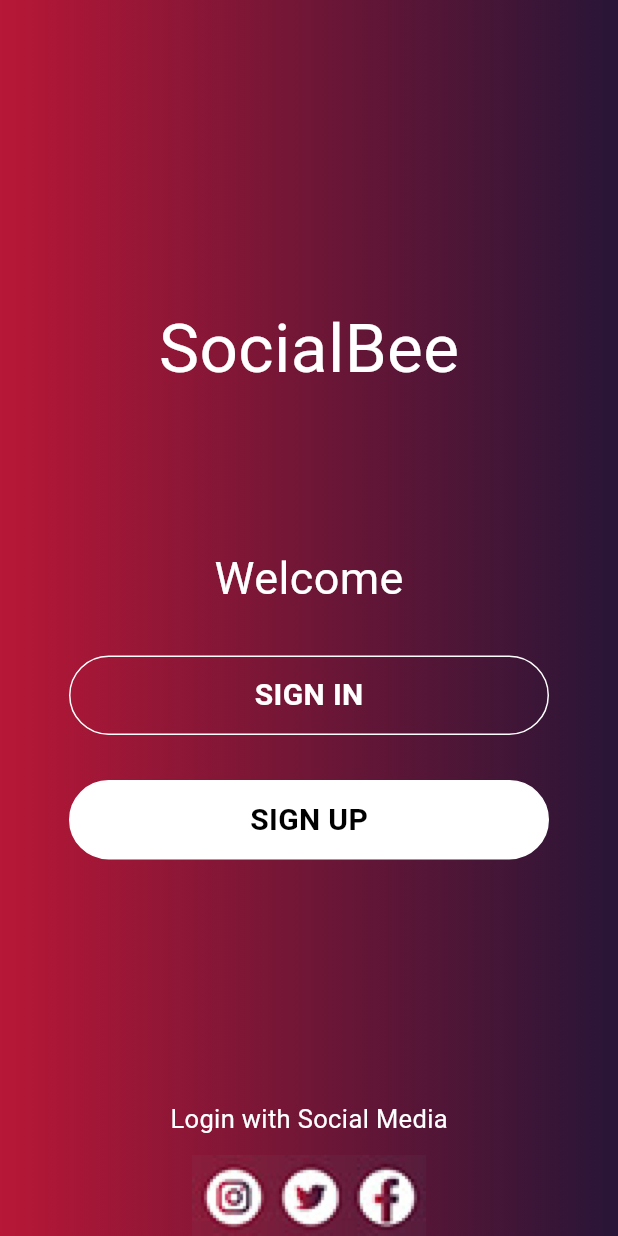
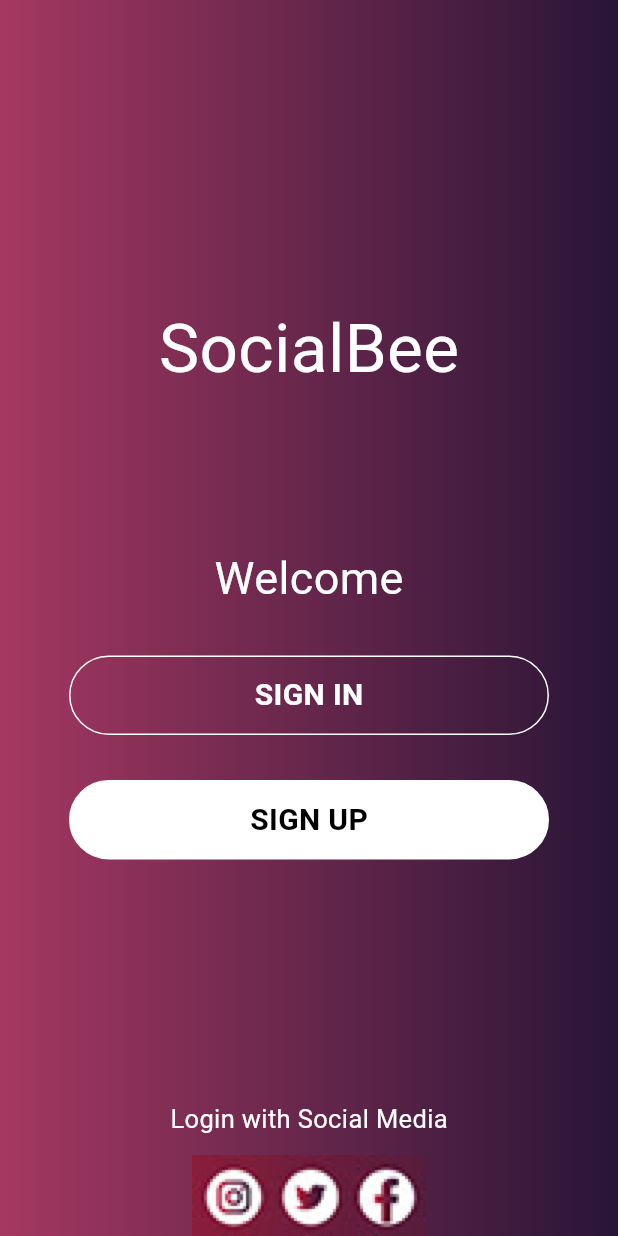
Before and after one commit to nidhii2003/socialbee, a Flutter app: the screen it shows after launch, on a phone screen of 412 x 824 dp. Run offline on Flutter 3.47's test engine with Material 3 defaults, Android fonts, the phone set to English and light mode, and no system bars; Roboto replaces fonts that are missing (inter).

Commit message:
Changed background color in Welcome

```diff
--- a/lib/screens/welcome_screen.dart
+++ b/lib/screens/welcome_screen.dart
@@ -14,7 +14,7 @@ class WelcomeScreen extends StatelessWidget {
         decoration: const BoxDecoration(
             gradient: LinearGradient(
                 colors: [
-                  Color(0xffB81736),
+                  Color(0xFFA53860),
                   Color(0xff281537),
                 ]
             )
@@ -39,7 +39,7 @@ class WelcomeScreen extends StatelessWidget {
               GestureDetector(
                 onTap: (){
                   Navigator.push(context,
-                      MaterialPageRoute(builder: (context) => const loginScreen()));
+                      MaterialPageRoute(builder: (context) => const LoginScreen()));
                 },
                 child: Container(
                   height: 53,
```
